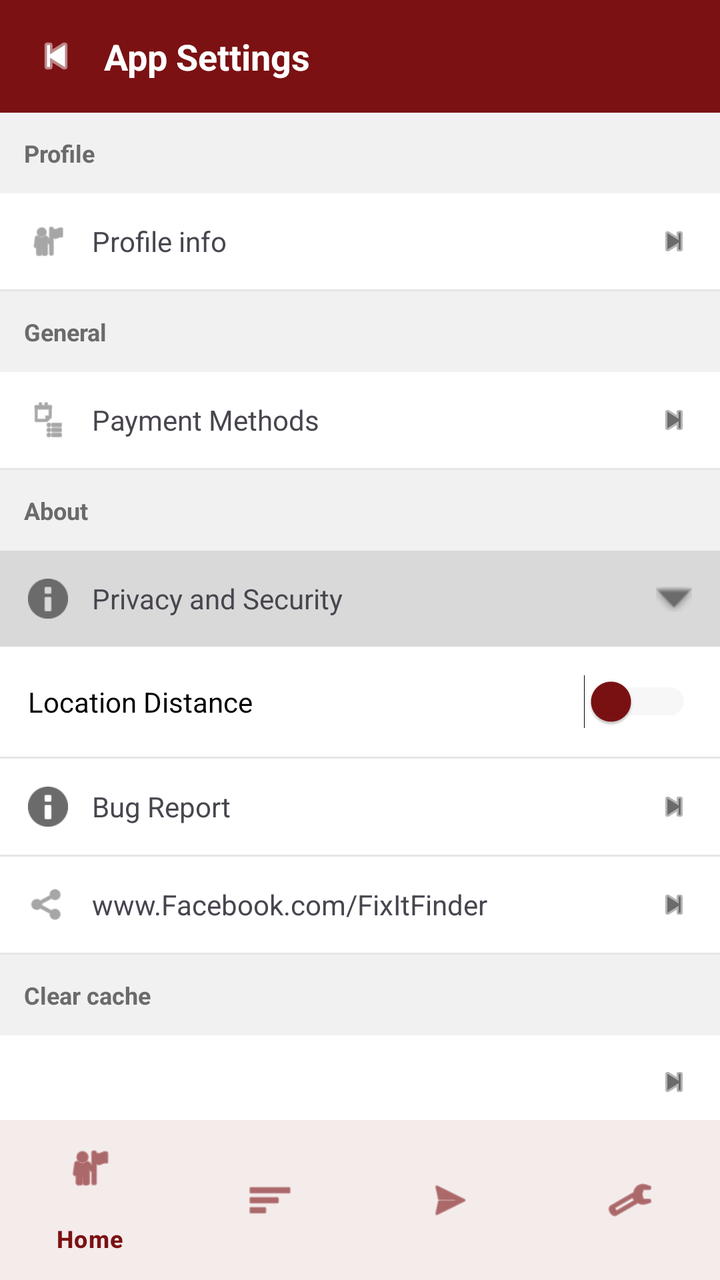
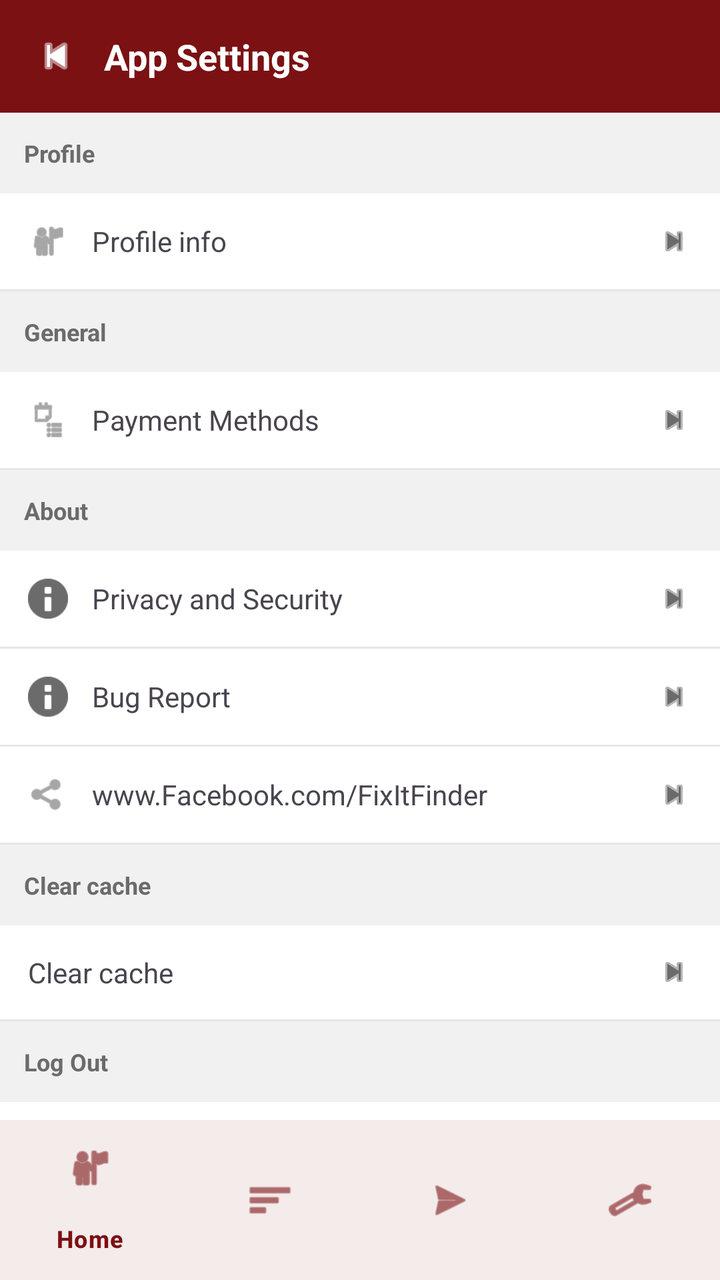

The first picture is an Android layout as it rendered before a commit; the second is the same layout after the commit. The layout source and the unified diff follow.
<!-- AndroidManifest.xml: application theme Theme.FixItFinderApp -->
<!-- res/layout/activity_user_settings.xml -->
<?xml version="1.0" encoding="utf-8"?>
<androidx.coordinatorlayout.widget.CoordinatorLayout
    xmlns:android="http://schemas.android.com/apk/res/android"
    xmlns:app="http://schemas.android.com/apk/res-auto"
    android:layout_width="match_parent"
    android:layout_height="match_parent"
    android:background="@android:color/white">

    <androidx.core.widget.NestedScrollView
        android:layout_width="match_parent"
        android:layout_height="match_parent"
        android:fillViewport="true">

        <LinearLayout
            android:layout_width="match_parent"
            android:layout_height="wrap_content"
            android:orientation="vertical">

            
            <RelativeLayout
                android:id="@+id/layoutHeader"
                android:layout_width="match_parent"
                android:layout_height="wrap_content"
                android:background="@color/color_primary"
                android:padding="16dp">

                <ImageView
                    android:id="@+id/btnBack"
                    android:layout_width="24dp"
                    android:layout_height="24dp"
                    android:src="@android:drawable/ic_media_previous"
                    android:contentDescription="Back"
                    android:tint="@color/white" />

                <TextView
                    android:id="@+id/tvHeaderTitle"
                    android:layout_width="wrap_content"
                    android:layout_height="wrap_content"
                    android:text="App Settings"
                    android:textSize="18sp"
                    android:textStyle="bold"
                    android:textColor="@color/white"
                    android:layout_toEndOf="@+id/btnBack"
                    android:layout_marginStart="12dp"
                    android:layout_centerVertical="true" />
            </RelativeLayout>

            
            <TextView
                android:layout_width="match_parent"
                android:layout_height="wrap_content"
                android:text="Profile"
                android:textSize="12sp"
                android:textStyle="bold"
                android:textColor="#6B6B6B"
                android:background="#F1F1F1"
                android:padding="12dp" />

            <LinearLayout
                android:id="@+id/rowProfileInfo"
                android:layout_width="match_parent"
                android:layout_height="wrap_content"
                android:orientation="horizontal"
                android:gravity="center_vertical"
                android:padding="14dp"
                android:background="@android:color/white">

                <ImageView
                    android:layout_width="20dp"
                    android:layout_height="20dp"
                    android:src="@android:drawable/ic_menu_myplaces"
                    android:tint="#6B6B6B"
                    android:contentDescription="Profile Icon" />

                <TextView
                    android:layout_width="0dp"
                    android:layout_height="wrap_content"
                    android:layout_weight="1"
                    android:text="Profile info"
                    android:textSize="14sp"
                    android:layout_marginStart="12dp" />

                <ImageView
                    android:layout_width="18dp"
                    android:layout_height="18dp"
                    android:src="@android:drawable/ic_media_next"
                    android:tint="#6B6B6B"
                    android:contentDescription="Chevron" />
            </LinearLayout>

            <View
                android:layout_width="match_parent"
                android:layout_height="1dp"
                android:background="#E6E6E6" />

            
            <TextView
                android:layout_width="match_parent"
                android:layout_height="wrap_content"
                android:text="General"
                android:textSize="12sp"
                android:textStyle="bold"
                android:textColor="#6B6B6B"
                android:background="#F1F1F1"
                android:padding="12dp" />

            <LinearLayout
                android:id="@+id/rowPaymentMethods"
                android:layout_width="match_parent"
                android:layout_height="wrap_content"
                android:orientation="horizontal"
                android:gravity="center_vertical"
                android:padding="14dp"
                android:background="@android:color/white">

                <ImageView
                    android:layout_width="20dp"
                    android:layout_height="20dp"
                    android:src="@android:drawable/ic_menu_agenda"
                    android:tint="#6B6B6B"
                    android:contentDescription="Payment Icon" />

                <TextView
                    android:layout_width="0dp"
                    android:layout_height="wrap_content"
                    android:layout_weight="1"
                    android:text="Payment Methods"
                    android:textSize="14sp"
                    android:layout_marginStart="12dp" />

                <ImageView
                    android:layout_width="18dp"
                    android:layout_height="18dp"
                    android:src="@android:drawable/ic_media_next"
                    android:tint="#6B6B6B"
                    android:contentDescription="Chevron" />
            </LinearLayout>

            <View
                android:layout_width="match_parent"
                android:layout_height="1dp"
                android:background="#E6E6E6" />

            
            <TextView
                android:layout_width="match_parent"
                android:layout_height="wrap_content"
                android:text="About"
                android:textSize="12sp"
                android:textStyle="bold"
                android:textColor="#6B6B6B"
                android:background="#F1F1F1"
                android:padding="12dp" />

            <LinearLayout
                android:id="@+id/rowPrivacySecurity"
                android:layout_width="match_parent"
                android:layout_height="wrap_content"
                android:orientation="horizontal"
                android:gravity="center_vertical"
                android:padding="14dp"
                android:background="#D9D9D9">

                <ImageView
                    android:layout_width="20dp"
                    android:layout_height="20dp"
                    android:src="@android:drawable/ic_dialog_info"
                    android:tint="#6B6B6B"
                    android:contentDescription="Privacy Icon" />

                <TextView
                    android:layout_width="0dp"
                    android:layout_height="wrap_content"
                    android:layout_weight="1"
                    android:text="Privacy and Security"
                    android:textSize="14sp"
                    android:layout_marginStart="12dp" />

                <ImageView
                    android:id="@+id/ivPrivacyChevron"
                    android:layout_width="18dp"
                    android:layout_height="18dp"
                    android:src="@android:drawable/arrow_down_float"
                    android:tint="#6B6B6B"
                    android:contentDescription="Chevron" />
            </LinearLayout>

            <LinearLayout
                android:id="@+id/layoutPrivacyDetails"
                android:layout_width="match_parent"
                android:layout_height="wrap_content"
                android:orientation="horizontal"
                android:gravity="center_vertical"
                android:padding="14dp"
                android:background="@android:color/white">

                <TextView
                    android:layout_width="0dp"
                    android:layout_height="wrap_content"
                    android:layout_weight="1"
                    android:text="Location Distance"
                    android:textSize="14sp"
                    android:textColor="@android:color/black" />

                <Switch
                    android:id="@+id/switchLocationDistance"
                    android:layout_width="wrap_content"
                    android:layout_height="wrap_content"
                    android:thumbTint="@color/color_primary"
                    android:trackTint="#E0E0E0" />
            </LinearLayout>

            <View
                android:layout_width="match_parent"
                android:layout_height="1dp"
                android:background="#E6E6E6" />

            <LinearLayout
                android:id="@+id/rowBugReport"
                android:layout_width="match_parent"
                android:layout_height="wrap_content"
                android:orientation="horizontal"
                android:gravity="center_vertical"
                android:padding="14dp"
                android:background="@android:color/white">

                <ImageView
                    android:layout_width="20dp"
                    android:layout_height="20dp"
                    android:src="@android:drawable/ic_dialog_info"
                    android:tint="#6B6B6B"
                    android:contentDescription="Bug Icon" />

                <TextView
                    android:layout_width="0dp"
                    android:layout_height="wrap_content"
                    android:layout_weight="1"
                    android:text="Bug Report"
                    android:textSize="14sp"
                    android:layout_marginStart="12dp" />

                <ImageView
                    android:layout_width="18dp"
                    android:layout_height="18dp"
                    android:src="@android:drawable/ic_media_next"
                    android:tint="#6B6B6B"
                    android:contentDescription="Chevron" />
            </LinearLayout>

            <View
                android:layout_width="match_parent"
                android:layout_height="1dp"
                android:background="#E6E6E6" />

            <LinearLayout
                android:id="@+id/rowFacebook"
                android:layout_width="match_parent"
                android:layout_height="wrap_content"
                android:orientation="horizontal"
                android:gravity="center_vertical"
                android:padding="14dp"
                android:background="@android:color/white">

                <ImageView
                    android:layout_width="20dp"
                    android:layout_height="20dp"
                    android:src="@android:drawable/ic_menu_share"
                    android:tint="#6B6B6B"
                    android:contentDescription="Facebook Icon" />

                <TextView
                    android:layout_width="0dp"
                    android:layout_height="wrap_content"
                    android:layout_weight="1"
                    android:text="www.Facebook.com/FixItFinder"
                    android:textSize="14sp"
                    android:layout_marginStart="12dp" />

                <ImageView
                    android:layout_width="18dp"
                    android:layout_height="18dp"
                    android:src="@android:drawable/ic_media_next"
                    android:tint="#6B6B6B"
                    android:contentDescription="Chevron" />
            </LinearLayout>

            <View
                android:layout_width="match_parent"
                android:layout_height="1dp"
                android:background="#E6E6E6" />

            
            <TextView
                android:layout_width="match_parent"
                android:layout_height="wrap_content"
                android:text="Clear cache"
                android:textSize="12sp"
                android:textStyle="bold"
                android:textColor="#6B6B6B"
                android:background="#F1F1F1"
                android:padding="12dp" />

            <LinearLayout
                android:id="@+id/rowClearCache"
                android:layout_width="match_parent"
                android:layout_height="wrap_content"
                android:orientation="horizontal"
                android:gravity="center_vertical"
                android:padding="14dp"
                android:background="@android:color/white">

                <TextView
                    android:layout_width="0dp"
                    android:layout_height="wrap_content"
                    android:layout_weight="1"
                    android:text=""
                    android:textSize="14sp" />

                <ImageView
                    android:layout_width="18dp"
                    android:layout_height="18dp"
                    android:src="@android:drawable/ic_media_next"
                    android:tint="#6B6B6B"
                    android:contentDescription="Chevron" />
            </LinearLayout>

            <View
                android:layout_width="match_parent"
                android:layout_height="1dp"
                android:background="#E6E6E6" />

            
            <TextView
                android:layout_width="match_parent"
                android:layout_height="wrap_content"
                android:text="Log Out"
                android:textSize="12sp"
                android:textStyle="bold"
                android:textColor="#6B6B6B"
                android:background="#F1F1F1"
                android:padding="12dp" />

            <LinearLayout
                android:id="@+id/rowLogout"
                android:layout_width="match_parent"
                android:layout_height="wrap_content"
                android:orientation="horizontal"
                android:gravity="center_vertical"
                android:padding="14dp"
                android:background="@android:color/white">

                <TextView
                    android:layout_width="0dp"
                    android:layout_height="wrap_content"
                    android:layout_weight="1"
                    android:text=""
                    android:textSize="14sp" />

                <ImageView
                    android:layout_width="18dp"
                    android:layout_height="18dp"
                    android:src="@android:drawable/ic_media_next"
                    android:tint="#6B6B6B"
                    android:contentDescription="Chevron" />
            </LinearLayout>

        </LinearLayout>
    </androidx.core.widget.NestedScrollView>

    
    <com.google.android.material.bottomnavigation.BottomNavigationView
        android:id="@+id/bottomNavigation"
        android:layout_width="match_parent"
        android:layout_height="wrap_content"
        android:layout_gravity="bottom"
        android:background="@color/white"
        app:itemTextColor="@color/color_primary"
        app:itemIconTint="@color/color_primary"
        app:menu="@menu/bottom_navigation" />

</androidx.coordinatorlayout.widget.CoordinatorLayout>
<!-- resources referenced by this layout -->
<resources>
  <color name="color_primary">#7B1113</color>
  <color name="white">#FFFFFFFF</color>
  <style name="Theme.FixItFinderApp" parent="Base.Theme.FixItFinderApp" />
  <style name="Base.Theme.FixItFinderApp" parent="Theme.Material3.DayNight.NoActionBar">
          <item name="colorPrimary">@color/color_primary</item>
          <item name="colorSecondary">@color/color_secondary</item>
          <item name="colorSurface">@color/color_background</item>
          <item name="colorOnSurface">@color/color_text_dark</item>
          <item name="colorPrimaryContainer">@color/color_primary</item>
          <item name="colorOnPrimary">@color/color_background</item>
      </style>
  <color name="color_secondary">#825037</color>
  <color name="color_background">#FFFFFF</color>
  <color name="color_text_dark">#2C2C2C</color>
</resources>

<!-- the commit's change to res/layout/activity_user_settings.xml (unified diff, before → after) -->
@@ -159,7 +159,7 @@
                 android:orientation="horizontal"
                 android:gravity="center_vertical"
                 android:padding="14dp"
-                android:background="#D9D9D9">
+                android:background="@android:color/white">
 
                 <ImageView
                     android:layout_width="20dp"
@@ -177,37 +177,11 @@
                     android:layout_marginStart="12dp" />
 
                 <ImageView
-                    android:id="@+id/ivPrivacyChevron"
-                    android:layout_width="18dp"
-                    android:layout_height="18dp"
-                    android:src="@android:drawable/arrow_down_float"
-                    android:tint="#6B6B6B"
-                    android:contentDescription="Chevron" />
-            </LinearLayout>
-
-            <LinearLayout
-                android:id="@+id/layoutPrivacyDetails"
-                android:layout_width="match_parent"
-                android:layout_height="wrap_content"
-                android:orientation="horizontal"
-                android:gravity="center_vertical"
-                android:padding="14dp"
-                android:background="@android:color/white">
-
-                <TextView
-                    android:layout_width="0dp"
-                    android:layout_height="wrap_content"
-                    android:layout_weight="1"
-                    android:text="Location Distance"
-                    android:textSize="14sp"
-                    android:textColor="@android:color/black" />
-
-                <Switch
-                    android:id="@+id/switchLocationDistance"
-                    android:layout_width="wrap_content"
-                    android:layout_height="wrap_content"
-                    android:thumbTint="@color/color_primary"
-                    android:trackTint="#E0E0E0" />
+                    android:layout_width="18dp"
+                    android:layout_height="18dp"
+                    android:src="@android:drawable/ic_media_next"
+                    android:tint="#6B6B6B"
+                    android:contentDescription="Chevron" />
             </LinearLayout>
 
             <View
@@ -313,7 +287,7 @@
                     android:layout_width="0dp"
                     android:layout_height="wrap_content"
                     android:layout_weight="1"
-                    android:text=""
+                    android:text="Clear cache"
                     android:textSize="14sp" />
 
                 <ImageView
@@ -353,7 +327,7 @@
                     android:layout_width="0dp"
                     android:layout_height="wrap_content"
                     android:layout_weight="1"
-                    android:text=""
+                    android:text="Log Out"
                     android:textSize="14sp" />
 
                 <ImageView
